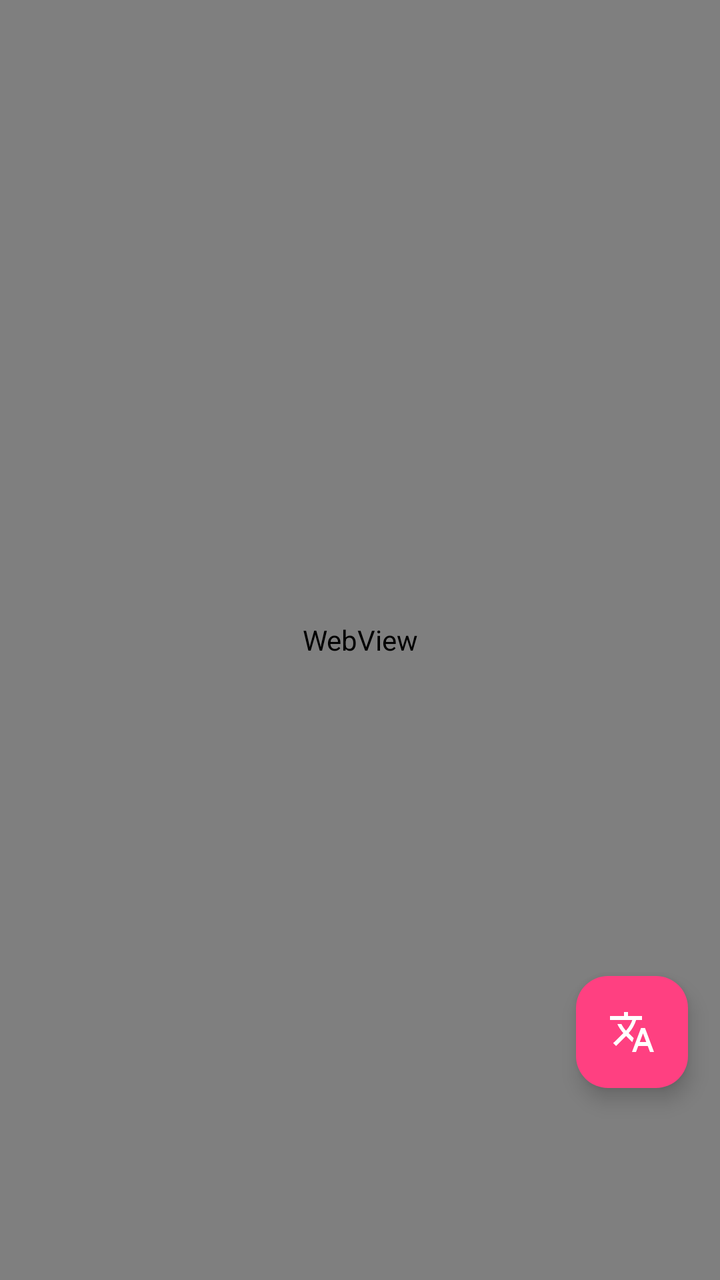
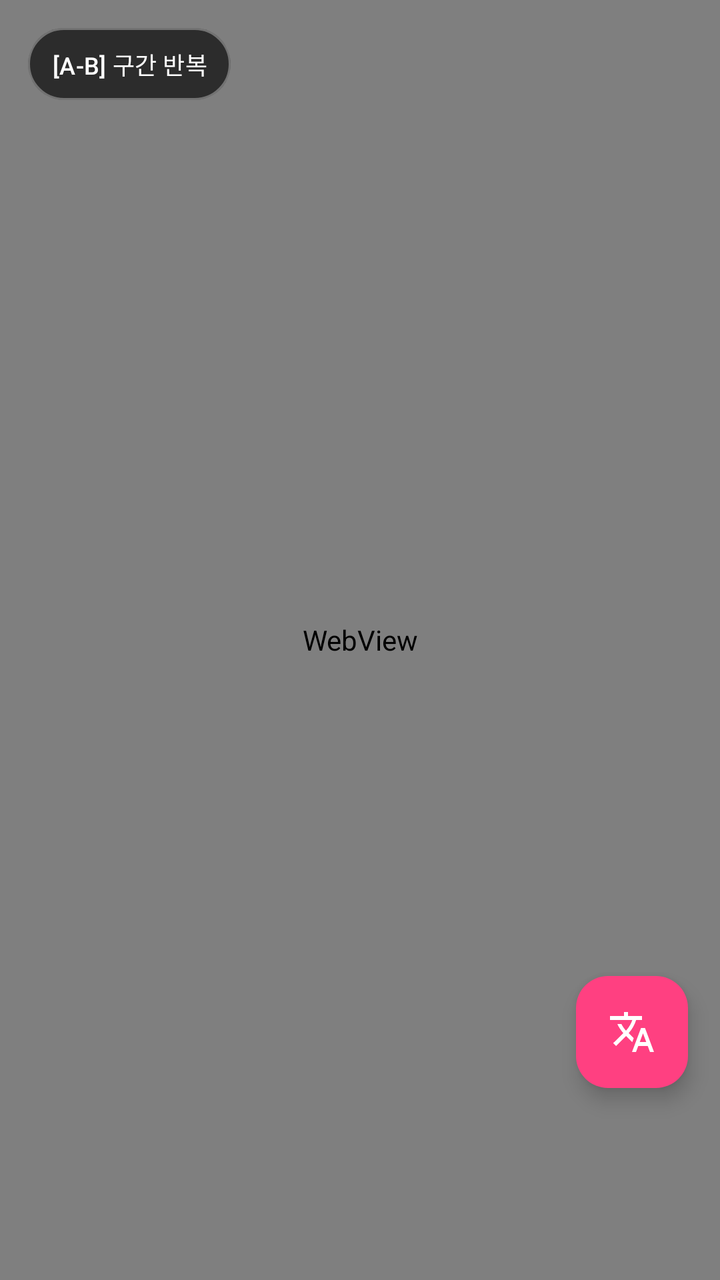

Before-and-after screenshots of an Android layout around one commit, followed by the original layout XML and the change that was made.
<!-- AndroidManifest.xml: application theme Theme.AndTranslate -->
<!-- res/layout/fragment_browser.xml -->
<?xml version="1.0" encoding="utf-8"?>
<androidx.constraintlayout.widget.ConstraintLayout
    xmlns:android="http://schemas.android.com/apk/res/android"
    xmlns:app="http://schemas.android.com/apk/res-auto"
    android:layout_width="match_parent"
    android:layout_height="match_parent">

    
    <WebView
        android:id="@+id/youtube_web_view"
        android:layout_width="match_parent"
        android:layout_height="match_parent"
        app:layout_constraintTop_toTopOf="parent"
        app:layout_constraintBottom_toBottomOf="parent"
        app:layout_constraintStart_toStartOf="parent"
        app:layout_constraintEnd_toEndOf="parent" />

    
    <com.google.android.material.floatingactionbutton.FloatingActionButton
        android:id="@+id/btn_overlay_toggle"
        android:layout_width="wrap_content"
        android:layout_height="wrap_content"
        android:layout_marginEnd="16dp"
        android:layout_marginBottom="96dp"
        android:src="@drawable/ic_translate"
        android:contentDescription="@string/app_name"
        app:tint="@color/white"
        app:backgroundTint="@color/md_theme_dark_secondary"
        app:elevation="6dp"
        app:layout_constraintEnd_toEndOf="parent"
        app:layout_constraintBottom_toBottomOf="parent" />

</androidx.constraintlayout.widget.ConstraintLayout>
<!-- resources referenced by this layout -->
<resources>
  <color name="md_theme_dark_secondary">#FF4081</color>
  <color name="white">#FFFFFF</color>
  <!-- drawable ic_translate (drawable) -->
  <vector xmlns:android="http://schemas.android.com/apk/res/android"
      android:width="24dp"
      android:height="24dp"
      android:viewportWidth="24"
      android:viewportHeight="24">
      
      <path
          android:fillColor="#FFFFFFFF"
          android:pathData="M12.87,15.07l-2.54,-2.51 0.03,-0.03c1.74,-1.94 2.98,-4.17 3.71,-6.53H17V4h-7V2H8v2H1v1.99h11.17C11.5,7.92 10.44,9.75 9,11.35 8.07,10.32 7.3,9.19 6.69,8h-2c0.73,1.63 1.73,3.17 2.98,4.56l-5.09,5.02L4,19l5,-5 3.11,3.11 0.76,-2.04zM18.5,10h-2L12,22h2l1.12,-3h4.75L21,22h2l-4.5,-12zM15.88,17l1.62,-4.33L19.12,17h-3.24z"/>
  </vector>
  <string name="app_name">AndTranslate</string>
  <style name="Theme.AndTranslate" parent="Theme.Material3.DayNight.NoActionBar">
          
          <item name="colorPrimary">@color/md_theme_dark_primary</item>
          <item name="colorOnPrimary">@color/md_theme_dark_onPrimary</item>
          <item name="colorPrimaryContainer">@color/md_theme_dark_primaryContainer</item>
          <item name="colorOnPrimaryContainer">@color/md_theme_dark_onPrimaryContainer</item>
          
          <item name="colorSecondary">@color/md_theme_dark_secondary</item>
          <item name="colorOnSecondary">@color/md_theme_dark_onSecondary</item>
          <item name="colorSecondaryContainer">@color/md_theme_dark_secondaryContainer</item>
          <item name="colorOnSecondaryContainer">@color/md_theme_dark_onSecondaryContainer</item>
          
          <item name="android:colorBackground">@color/md_theme_dark_background</item>
          <item name="colorOnBackground">@color/md_theme_dark_onBackground</item>
          <item name="colorSurface">@color/md_theme_dark_surface</item>
          <item name="colorOnSurface">@color/md_theme_dark_onSurface</item>
          <item name="colorSurfaceVariant">@color/md_theme_dark_surfaceVariant</item>
          <item name="colorOnSurfaceVariant">@color/md_theme_dark_onSurfaceVariant</item>
          <item name="colorOutline">@color/md_theme_dark_outline</item>
  
          
          <item name="android:statusBarColor">@color/md_theme_dark_background</item>
          <item name="android:navigationBarColor">@color/md_theme_dark_surface</item>
          <item name="android:windowLightStatusBar">false</item>
      </style>
  <color name="md_theme_dark_primary">#00E5FF</color>
  <color name="md_theme_dark_onPrimary">#00363D</color>
  <color name="md_theme_dark_primaryContainer">#004F58</color>
  <color name="md_theme_dark_onPrimaryContainer">#80F5FF</color>
  <color name="md_theme_dark_onSecondary">#5C0024</color>
  <color name="md_theme_dark_secondaryContainer">#7E0035</color>
  <color name="md_theme_dark_onSecondaryContainer">#FFD9E2</color>
  <color name="md_theme_dark_background">#121212</color>
  <color name="md_theme_dark_onBackground">#E6E1E5</color>
  <color name="md_theme_dark_surface">#1E1E1E</color>
  <color name="md_theme_dark_onSurface">#E6E1E5</color>
  <color name="md_theme_dark_surfaceVariant">#2C2C2C</color>
  <color name="md_theme_dark_onSurfaceVariant">#CAC4D0</color>
  <color name="md_theme_dark_outline">#8A8A8E</color>
</resources>

<!-- the commit's change to res/layout/fragment_browser.xml (unified diff, before → after) -->
@@ -30,4 +30,27 @@
         app:layout_constraintEnd_toEndOf="parent"
         app:layout_constraintBottom_toBottomOf="parent" />
 
+    
+    <com.google.android.material.button.MaterialButton
+        android:id="@+id/btn_browser_ab_loop"
+        android:layout_width="wrap_content"
+        android:layout_height="36dp"
+        android:layout_marginStart="14dp"
+        android:layout_marginTop="14dp"
+        android:text="[A-B] 구간 반복"
+        android:textSize="12sp"
+        android:textColor="@color/white"
+        android:includeFontPadding="false"
+        android:paddingStart="12dp"
+        android:paddingEnd="12dp"
+        android:insetTop="0dp"
+        android:insetBottom="0dp"
+        app:backgroundTint="#D91E1E1E"
+        app:strokeColor="#55FFFFFF"
+        app:strokeWidth="1dp"
+        app:cornerRadius="18dp"
+        app:elevation="6dp"
+        app:layout_constraintStart_toStartOf="parent"
+        app:layout_constraintTop_toTopOf="parent" />
+
 </androidx.constraintlayout.widget.ConstraintLayout>
